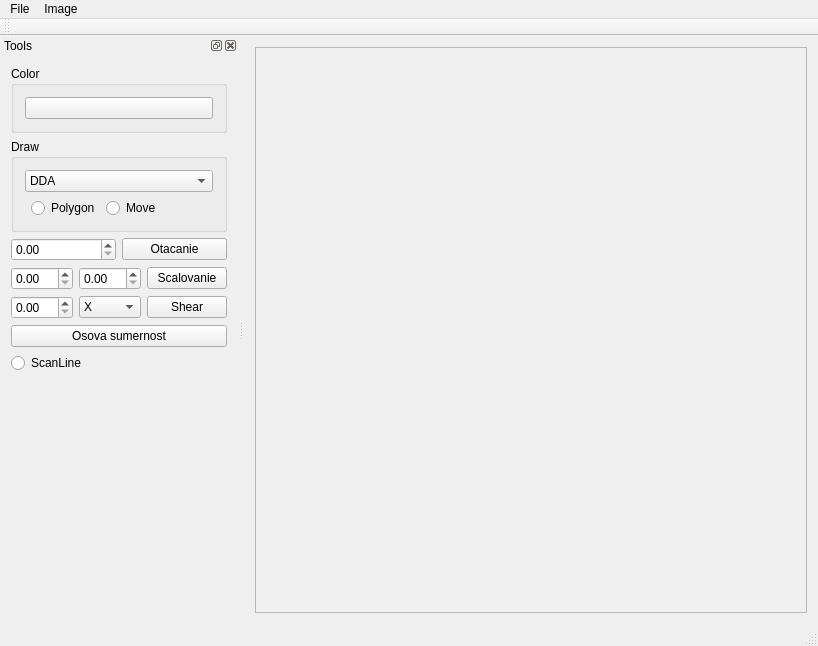
This is ImageViewer.ui in mavik3/pg as Qt 5 draws it before an edit. The edited form follows.
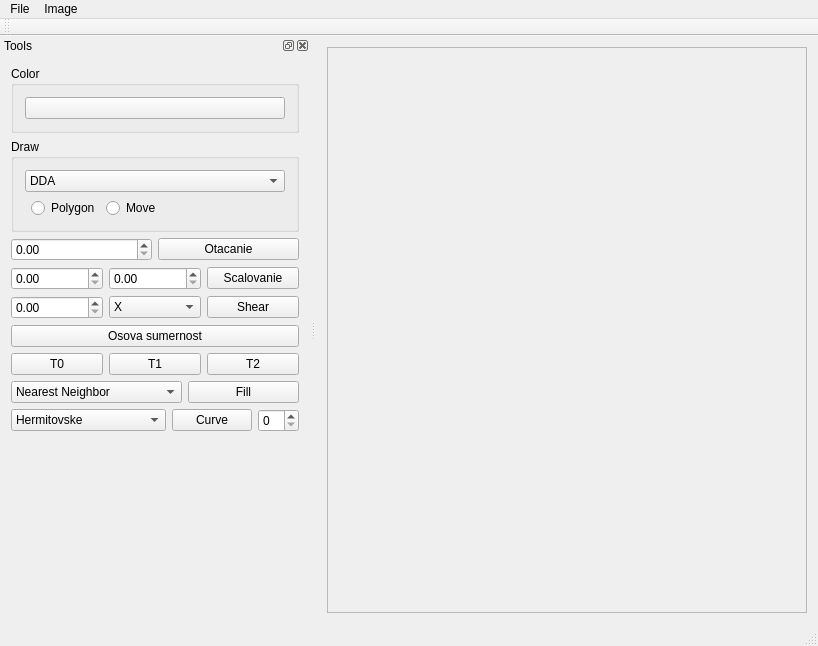
This is the edited form.

Diff of the .ui file:
```diff
--- a/ImageViewer.ui
+++ b/ImageViewer.ui
@@ -25,7 +25,7 @@
         <rect>
          <x>0</x>
          <y>0</y>
-         <width>566</width>
+         <width>516</width>
          <height>565</height>
         </rect>
        </property>
@@ -217,11 +217,98 @@
       </widget>
      </item>
      <item>
-      <widget class="QRadioButton" name="ScanLine">
-       <property name="text">
-        <string>ScanLine</string>
-       </property>
-      </widget>
+      <layout class="QHBoxLayout" name="horizontalLayout_5">
+       <item>
+        <widget class="QPushButton" name="T0Color">
+         <property name="text">
+          <string>T0</string>
+         </property>
+        </widget>
+       </item>
+       <item>
+        <widget class="QPushButton" name="T1Color">
+         <property name="text">
+          <string>T1</string>
+         </property>
+        </widget>
+       </item>
+       <item>
+        <widget class="QPushButton" name="T2Color">
+         <property name="text">
+          <string>T2</string>
+         </property>
+        </widget>
+       </item>
+      </layout>
+     </item>
+     <item>
+      <layout class="QHBoxLayout" name="horizontalLayout_6">
+       <item>
+        <widget class="QComboBox" name="FillType">
+         <item>
+          <property name="text">
+           <string>Nearest Neighbor</string>
+          </property>
+         </item>
+         <item>
+          <property name="text">
+           <string>Barycentricka interpolacia</string>
+          </property>
+         </item>
+         <item>
+          <property name="text">
+           <string>Vyplnenie</string>
+          </property>
+         </item>
+        </widget>
+       </item>
+       <item>
+        <widget class="QPushButton" name="Fill">
+         <property name="text">
+          <string>Fill</string>
+         </property>
+         <property name="checkable">
+          <bool>true</bool>
+         </property>
+        </widget>
+       </item>
+      </layout>
+     </item>
+     <item>
+      <layout class="QHBoxLayout" name="horizontalLayout_7">
+       <item>
+        <widget class="QComboBox" name="comboBox">
+         <item>
+          <property name="text">
+           <string>Hermitovske</string>
+          </property>
+         </item>
+         <item>
+          <property name="text">
+           <string>Bezirove</string>
+          </property>
+         </item>
+         <item>
+          <property name="text">
+           <string>Casteljauov algoritmus</string>
+          </property>
+         </item>
+        </widget>
+       </item>
+       <item>
+        <widget class="QPushButton" name="pushButton">
+         <property name="text">
+          <string>Curve</string>
+         </property>
+         <property name="checkable">
+          <bool>true</bool>
+         </property>
+        </widget>
+       </item>
+       <item>
+        <widget class="QSpinBox" name="spinBox"/>
+       </item>
+      </layout>
      </item>
      <item>
       <spacer name="verticalSpacer">
```
